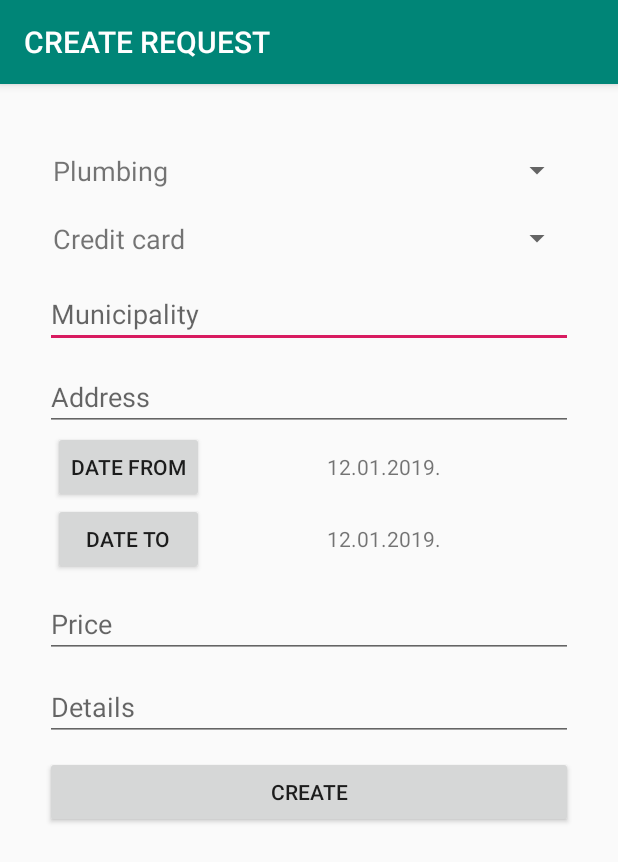
After one commit to Wasa94/PKI, an Android app: the CreateRequestActivity screen opened directly, with no data from a screen before it, on a phone screen of 412 x 824 dp. The commit adds this screen. Shown: the top 862 px of the screen. Run offline under Robolectric (Android 15) with nearby library versions, the phone set to English and light mode, and no system bars.

Commit message:
Create Request

```diff
--- a/app/src/main/AndroidManifest.xml
+++ b/app/src/main/AndroidManifest.xml
@@ -24,7 +24,9 @@
             android:theme="@style/Theme.AppCompat.Light.NoActionBar" />
         <activity android:name=".RequestsActivity" />
         <activity android:name=".RequestActivity" />
-        <activity android:name=".EditProfileActivity"></activity>
+        <activity android:name=".EditProfileActivity" />
+        <activity android:name=".CreateRequestActivity" />
+        <activity android:name=".CreditCardActivity"></activity>
     </application>
 
 </manifest>
--- /dev/null
+++ b/app/src/main/java/com/dv183222m/pki/CreateRequestActivity.java
@@ -0,0 +1,190 @@
+package com.dv183222m.pki;
+
+import android.app.DatePickerDialog;
+import android.content.Intent;
+import android.support.v7.app.AppCompatActivity;
+import android.os.Bundle;
+import android.view.View;
+import android.widget.ArrayAdapter;
+import android.widget.Button;
+import android.widget.DatePicker;
+import android.widget.EditText;
+import android.widget.Spinner;
+import android.widget.TextView;
+import android.widget.Toast;
+
+import com.dv183222m.pki.com.dv183222m.pki.data.DbContext;
+import com.dv183222m.pki.com.dv183222m.pki.data.Request;
+import com.dv183222m.pki.com.dv183222m.pki.data.User;
+import com.dv183222m.pki.com.dv183222m.pki.data.WorkerType;
+
+import java.util.ArrayList;
+import java.util.Calendar;
+import java.util.Date;
+import java.util.List;
+
+public class CreateRequestActivity extends AppCompatActivity {
+
+    private String username, workerUsername;
+    private Date dateFrom, dateTo;
+
+    @Override
+    protected void onCreate(Bundle savedInstanceState) {
+        super.onCreate(savedInstanceState);
+        setContentView(R.layout.activity_create_request);
+
+        Intent intent = getIntent();
+        username = intent.getStringExtra("User");
+        workerUsername = intent.getStringExtra("Worker");
+
+        initTypes();
+        initPaymant();
+        initDatePickers();
+
+        getSupportActionBar().setTitle("CREATE REQUEST");
+    }
+
+    public void createRequest(View view) {
+
+        Spinner spinnerType = findViewById(R.id.spinnerTypeCreateRequest);
+        Spinner spinnerPayment = findViewById(R.id.spinnerPaymentCreateRequest);
+        EditText editTextPrice = findViewById(R.id.editTextPriceCreateRequest);
+        EditText editTextDetails = findViewById(R.id.editTextDetailsCreateRequest);
+        EditText editTextMunicipality = findViewById(R.id.editTextMunicipalityCreateRequest);
+        EditText editTextAddress = findViewById(R.id.editTextAddressCreateRequest);
+
+        if (editTextPrice.getText().toString().isEmpty()
+                || editTextDetails.getText().toString().isEmpty()
+                || editTextMunicipality.getText().toString().isEmpty()
+                || editTextAddress.getText().toString().isEmpty()) {
+            Toast.makeText(getApplicationContext(),
+                    "All data is required.",
+                    Toast.LENGTH_LONG).show();
+            return;
+        }
+
+        if (dateFrom.after(dateTo)) {
+            Toast.makeText(getApplicationContext(),
+                    "Date \"TO\" must be after \"BEFORE\".",
+                    Toast.LENGTH_LONG).show();
+            return;
+        }
+
+        User user = DbContext.INSTANCE.getUser(username);
+        User worker = DbContext.INSTANCE.getUser(workerUsername);
+
+        String type = spinnerType.getSelectedItem().toString();
+        int price = 0;
+        try {
+            price = Integer.parseInt(editTextPrice.getText().toString());
+        }
+        catch(NumberFormatException e)
+        {
+            return;
+        }
+        String details = editTextDetails.getText().toString();
+        boolean creditCard = spinnerPayment.getSelectedItem().toString().equals("Credit card");
+        String municipality = editTextMunicipality.getText().toString();
+        String address = editTextAddress.getText().toString();
+
+        Request request = new Request(user, worker, municipality, address, dateFrom, dateTo, WorkerType.getType(type), creditCard, price, details);
+        DbContext.INSTANCE.createRequest(request);
+
+        if (creditCard) {
+            Intent intent = new Intent(this, CreditCardActivity.class);
+            intent.putExtra("Username", username);
+            intent.putExtra("Request", request.getId());
+            startActivity(intent);
+        } else {
+            DbContext.INSTANCE.submitRequest(request.getId());
+            Toast.makeText(getApplicationContext(),
+                    "Request created.",
+                    Toast.LENGTH_LONG).show();
+
+            Intent intent = new Intent(this, ProfileActivity.class);
+            intent.putExtra("Username", username);
+            startActivity(intent);
+        }
+    }
+
+    private void initTypes() {
+        Spinner spinnerType = findViewById(R.id.spinnerTypeCreateRequest);
+
+        List<String> types = new ArrayList<>();
+        for (WorkerType workerType : WorkerType.values()) {
+            types.add(workerType.getWorkType());
+        }
+
+        ArrayAdapter<String> adapter = new ArrayAdapter<>(this, R.layout.spinner_item, types);
+        spinnerType.setAdapter(adapter);
+    }
+
+    private void initPaymant() {
+        Spinner spinnerPaymant = findViewById(R.id.spinnerPaymentCreateRequest);
+        ArrayAdapter<CharSequence> adapter = ArrayAdapter.createFromResource(this,
+                R.array.paymant_array, R.layout.spinner_item);
+        spinnerPaymant.setAdapter(adapter);
+    }
+
+
+    private void initDatePickers() {
+        final TextView textViewFrom = findViewById(R.id.textViewFromCreateRequest);
+        final TextView textViewTo = findViewById(R.id.textViewToCreateRequest);
+        Button buttonFrom = findViewById(R.id.buttonFromCreateRequest);
+        Button buttonTo = findViewById(R.id.buttonToCreateRequest);
+
+        Calendar calendar = Calendar.getInstance();
+        int day = calendar.get(Calendar.DAY_OF_MONTH);
+        int month = calendar.get(Calendar.MONTH);
+        int year = calendar.get(Calendar.YEAR);
+        textViewFrom.setText(String.format("%02d", day) + "." + String.format("%02d", month + 1) + "." + year + ".");
+        textViewTo.setText(String.format("%02d", day) + "." + String.format("%02d", month + 1) + "." + year + ".");
+
+        dateFrom = calendar.getTime();
+        dateTo = calendar.getTime();
+
+        buttonFrom.setOnClickListener(new View.OnClickListener() {
+            @Override
+            public void onClick(View v) {
+                Calendar calendar = Calendar.getInstance();
+                int day = calendar.get(Calendar.DAY_OF_MONTH);
+                int month = calendar.get(Calendar.MONTH);
+                int year = calendar.get(Calendar.YEAR);
+
+                DatePickerDialog dpd = new DatePickerDialog(CreateRequestActivity.this, new DatePickerDialog.OnDateSetListener() {
+                    @Override
+                    public void onDateSet(DatePicker view, int year, int month, int dayOfMonth) {
+                        textViewFrom.setText(String.format("%02d", dayOfMonth) + "." + String.format("%02d", month + 1) + "." + year + ".");
+
+                        Calendar c = Calendar.getInstance();
+                        c.set(year, month, dayOfMonth);
+                        dateFrom = c.getTime();
+                    }
+                }, year, month, day);
+                dpd.show();
+            }
+        });
+
+        buttonTo.setOnClickListener(new View.OnClickListener() {
+            @Override
+            public void onClick(View v) {
+                Calendar calendar = Calendar.getInstance();
+                int day = calendar.get(Calendar.DAY_OF_MONTH);
+                int month = calendar.get(Calendar.MONTH);
+                int year = calendar.get(Calendar.YEAR);
+
+                DatePickerDialog dpd = new DatePickerDialog(CreateRequestActivity.this, new DatePickerDialog.OnDateSetListener() {
+                    @Override
+                    public void onDateSet(DatePicker view, int year, int month, int dayOfMonth) {
+                        textViewTo.setText(String.format("%02d", dayOfMonth) + "." + String.format("%02d", month + 1) + "." + year + ".");
+
+                        Calendar c = Calendar.getInstance();
+                        c.set(year, month, dayOfMonth);
+                        dateTo = c.getTime();
+                    }
+                }, year, month, day);
+                dpd.show();
+            }
+        });
+    }
+}
--- a/app/src/main/java/com/dv183222m/pki/LoginActivity.java
+++ b/app/src/main/java/com/dv183222m/pki/LoginActivity.java
@@ -76,4 +76,9 @@ public class LoginActivity extends AppCompatActivity {
                     Toast.LENGTH_LONG).show();
         }
     }
+
+    @Override
+    public void onBackPressed() {
+
+    }
 }
--- a/app/src/main/java/com/dv183222m/pki/ProfileActivity.java
+++ b/app/src/main/java/com/dv183222m/pki/ProfileActivity.java
@@ -195,4 +195,9 @@ public class ProfileActivity extends AppCompatActivity {
             }
         });
     }
+
+    @Override
+    public void onBackPressed() {
+
+    }
 }
--- a/app/src/main/java/com/dv183222m/pki/RequestsActivity.java
+++ b/app/src/main/java/com/dv183222m/pki/RequestsActivity.java
@@ -233,7 +233,7 @@ public class RequestsActivity extends AppCompatActivity {
     private void initSpinners(View view) {
 
         MultiSelectionSpinner statusSpinner = view.findViewById(R.id.spinnerStatusRequestsFilter);
-        ArrayAdapter<RequestStatus> adapterRequestStatus = new ArrayAdapter<RequestStatus>(RequestsActivity.this, android.R.layout.simple_spinner_item, RequestStatus.values());
+        ArrayAdapter<RequestStatus> adapterRequestStatus = new ArrayAdapter<RequestStatus>(RequestsActivity.this, R.layout.spinner_item, RequestStatus.values());
 
         ArrayList<String> list = new ArrayList<>();
         for (int i = 0; i < adapterRequestStatus.getCount(); i++)
--- /dev/null
+++ b/app/src/main/res/layout/activity_create_request.xml
@@ -0,0 +1,105 @@
+<?xml version="1.0" encoding="utf-8"?>
+<LinearLayout xmlns:android="http://schemas.android.com/apk/res/android"
+    xmlns:tools="http://schemas.android.com/tools"
+    android:layout_width="match_parent"
+    android:layout_height="wrap_content"
+    android:layout_marginLeft="30sp"
+    android:layout_marginTop="30sp"
+    android:layout_marginRight="30sp"
+    android:orientation="vertical"
+    tools:context=".CreateRequestActivity">
+
+    <Spinner
+        android:id="@+id/spinnerTypeCreateRequest"
+        android:layout_width="match_parent"
+        android:layout_height="wrap_content"
+        android:layout_marginTop="10sp"
+        android:hint="@string/type" />
+
+    <Spinner
+        android:id="@+id/spinnerPaymentCreateRequest"
+        android:layout_width="match_parent"
+        android:layout_height="wrap_content"
+        android:layout_marginTop="10sp"
+        android:hint="Payment" />
+
+    <EditText
+        android:id="@+id/editTextMunicipalityCreateRequest"
+        android:layout_width="match_parent"
+        android:layout_height="wrap_content"
+        android:layout_marginTop="10sp"
+        android:hint="Municipality"
+        android:inputType="text" />
+
+    <EditText
+        android:id="@+id/editTextAddressCreateRequest"
+        android:layout_width="match_parent"
+        android:layout_height="wrap_content"
+        android:layout_marginTop="10sp"
+        android:hint="@string/address"
+        android:inputType="text" />
+
+    <TableLayout
+        android:layout_width="match_parent"
+        android:layout_height="wrap_content"
+        android:paddingLeft="5dp"
+        android:paddingRight="5dp"
+        android:stretchColumns="1">
+
+        <TableRow>
+
+            <Button
+                android:id="@+id/buttonFromCreateRequest"
+                android:layout_width="match_parent"
+                android:layout_height="wrap_content"
+                android:text="date from" />
+
+            <TextView
+                android:id="@+id/textViewFromCreateRequest"
+                android:layout_width="wrap_content"
+                android:layout_height="match_parent"
+                android:gravity="center"
+                android:text="01.01.2019." />
+        </TableRow>
+
+        <TableRow>
+
+            <Button
+                android:id="@+id/buttonToCreateRequest"
+                android:layout_width="match_parent"
+                android:layout_height="wrap_content"
+                android:text="date to" />
+
+            <TextView
+                android:id="@+id/textViewToCreateRequest"
+                android:layout_width="wrap_content"
+                android:layout_height="match_parent"
+                android:gravity="center"
+                android:text="01.01.2019." />
+        </TableRow>
+    </TableLayout>
+
+    <EditText
+        android:id="@+id/editTextPriceCreateRequest"
+        android:layout_width="match_parent"
+        android:layout_height="wrap_content"
+        android:layout_marginTop="10sp"
+        android:hint="Price"
+        android:inputType="numberDecimal" />
+
+    <EditText
+        android:id="@+id/editTextDetailsCreateRequest"
+        android:layout_width="match_parent"
+        android:layout_height="wrap_content"
+        android:layout_marginTop="10sp"
+        android:hint="Details"
+        android:inputType="text" />
+
+    <Button
+        android:layout_width="match_parent"
+        android:layout_height="wrap_content"
+        android:layout_marginTop="10sp"
+        android:onClick="createRequest"
+        android:text="Create" />
+
+</LinearLayout>
--- a/app/src/main/res/layout/activity_worker_details.xml
+++ b/app/src/main/res/layout/activity_worker_details.xml
@@ -109,7 +109,8 @@
             android:layout_width="wrap_content"
             android:layout_height="wrap_content"
             android:src="@drawable/ic_add_white_24dp"
-            android:visibility="gone"/>
+            android:visibility="gone"
+            android:onClick="createRequest"/>
 
     </LinearLayout>
 </RelativeLayout>
--- a/app/src/main/res/values/strings.xml
+++ b/app/src/main/res/values/strings.xml
@@ -41,4 +41,8 @@
         <item>15000</item>
         <item>20000</item>
     </string-array>
+    <string-array name="paymant_array">
+        <item>Credit card</item>
+        <item>Cash</item>
+    </string-array>
 </resources>
```
Also changed, not shown: app/src/main/java/com/dv183222m/pki/CreditCardActivity.java (added, +105 -0 lines), app/src/main/java/com/dv183222m/pki/WorkerDetailsActivity.java (+12 -3 lines), app/src/main/java/com/dv183222m/pki/com/dv183222m/pki/data/DbContext.java (+16 -3 lines), app/src/main/java/com/dv183222m/pki/com/dv183222m/pki/data/Request.java (+31 -1 lines), app/src/main/res/layout/activity_credit_card.xml (added, +68 -0 lines).
